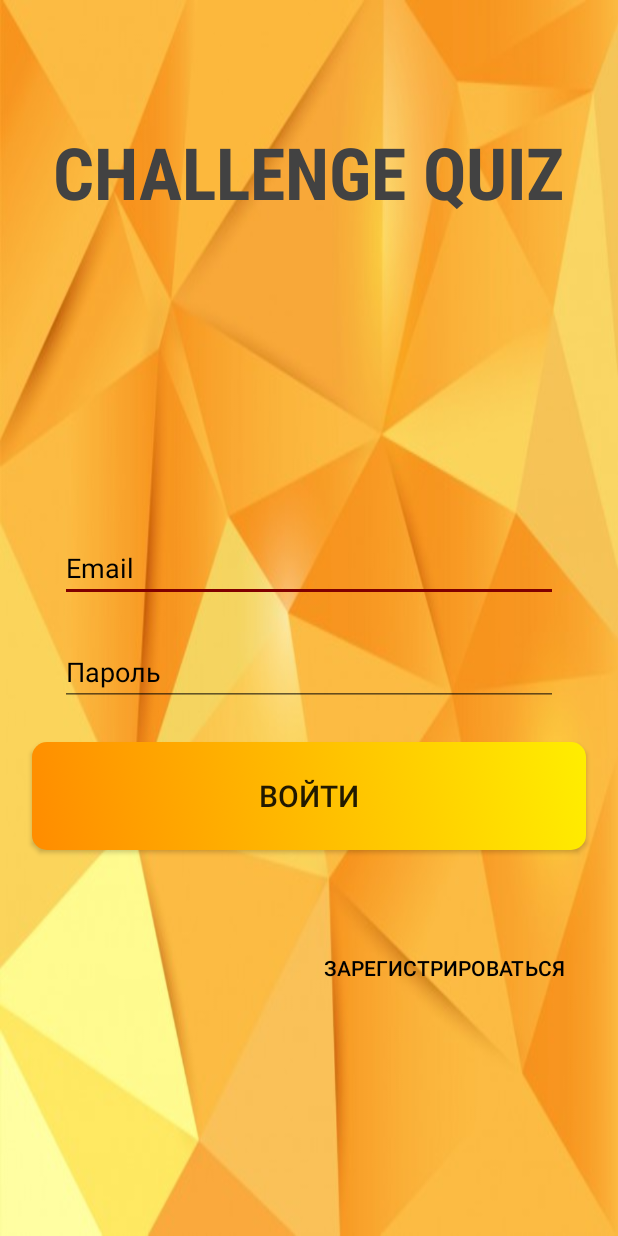
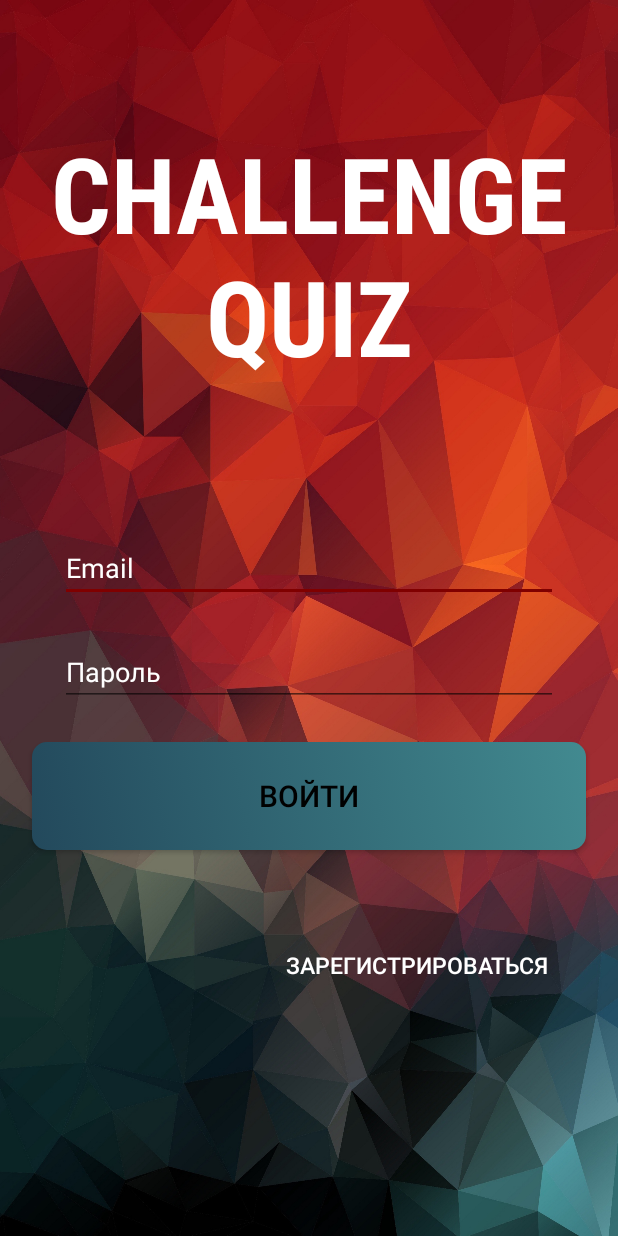
Before and after one commit to Andrey017/Chellenge_Quiz, an Android app: the screen it shows after launch (LoginActivity), on a phone screen of 412 x 824 dp. Run offline under Robolectric (Android 15) with nearby library versions, the phone set to English and light mode, and no system bars.

Commit message:
Add single frontend

```diff
--- a/app/src/main/res/drawable/roundedbutton_1.xml
+++ b/app/src/main/res/drawable/roundedbutton_1.xml
@@ -3,7 +3,7 @@
     xmlns:android="http://schemas.android.com/apk/res/android">
     <item>
         <shape>
-            <gradient android:type="linear" android:endColor="#ffee00" android:startColor="#FF8C00" android:angle="45.0" />
+            <gradient android:type="linear" android:endColor="#428A90"  android:startColor="#23495C" android:angle="45.0" />
             <corners android:radius="10.0dip" />
         </shape>
     </item>
--- a/app/src/main/res/drawable/roundedbutton_2.xml
+++ b/app/src/main/res/drawable/roundedbutton_2.xml
@@ -3,7 +3,7 @@
     xmlns:android="http://schemas.android.com/apk/res/android">
     <item>
         <shape>
-            <gradient android:type="linear" android:endColor="#EE82EE" android:startColor="#9932CC" android:angle="45.0" />
+            <gradient android:type="linear" android:endColor="#AF3523" android:startColor="#AF3523" />
             <corners android:radius="10.0dip" />
         </shape>
     </item>
--- a/app/src/main/res/layout/activity_login.xml
+++ b/app/src/main/res/layout/activity_login.xml
@@ -9,7 +9,7 @@
     android:paddingTop="@dimen/activity_vertical_margin"
     android:paddingRight="@dimen/activity_horizontal_margin"
     android:paddingBottom="@dimen/activity_vertical_margin"
-    android:background="@drawable/back_6"
+    android:background="@drawable/back_8"
     tools:context=".LoginActivity">
 
     <Button
@@ -21,6 +21,7 @@
         android:layout_marginEnd="8dp"
         android:background="@drawable/roundedbutton_1"
         android:text="@string/action_sign_in_short"
+        android:textColor="#000000"
         android:textSize="20sp"
         app:layout_constraintEnd_toEndOf="parent"
         app:layout_constraintStart_toStartOf="parent"
@@ -39,8 +40,10 @@
         android:hint="@string/prompt_email"
         android:inputType="textEmailAddress"
         android:selectAllOnFocus="true"
-        android:textColor="#000000"
-        android:textColorHint="#000000"
+        android:textColor="#ffffff"
+        android:textColorHighlight="#FFFFFF"
+        android:textColorHint="#ffffff"
+        android:textColorLink="#ffffff"
         app:layout_constraintEnd_toEndOf="parent"
         app:layout_constraintStart_toStartOf="parent"
         app:layout_constraintTop_toTopOf="parent" />
@@ -58,8 +61,10 @@
         android:imeOptions="actionDone"
         android:inputType="textPassword"
         android:selectAllOnFocus="true"
-        android:textColor="#000000"
-        android:textColorHint="#000000"
+        android:textColor="#ffffff"
+        android:textColorHighlight="#ffffff"
+        android:textColorHint="#ffffff"
+        android:textColorLink="#ffffff"
         app:layout_constraintEnd_toEndOf="parent"
         app:layout_constraintStart_toStartOf="parent"
         app:layout_constraintTop_toBottomOf="@+id/username" />
@@ -82,8 +87,8 @@
 
     <TextView
         android:id="@+id/textView"
-        android:layout_width="379dp"
-        android:layout_height="66dp"
+        android:layout_width="375dp"
+        android:layout_height="174dp"
         android:layout_marginStart="2dp"
         android:layout_marginTop="66dp"
         android:layout_marginEnd="2dp"
@@ -91,8 +96,8 @@
         android:fontFamily="sans-serif-condensed-medium"
         android:text="CHALLENGE QUIZ"
         android:textAlignment="center"
-        android:textColor="@color/cardview_dark_background"
-        android:textSize="48sp"
+        android:textColor="#ffffff"
+        android:textSize="70sp"
         android:textStyle="bold"
         app:layout_constraintBottom_toTopOf="@+id/username"
         app:layout_constraintEnd_toEndOf="parent"
@@ -103,15 +108,16 @@
 
     <Button
         android:id="@+id/button_reg"
-        android:layout_width="wrap_content"
-        android:layout_height="wrap_content"
+        android:layout_width="201dp"
+        android:layout_height="43dp"
         android:layout_marginStart="8dp"
         android:layout_marginTop="24dp"
         android:layout_marginEnd="8dp"
         android:layout_marginBottom="32dp"
         android:background="@android:color/transparent"
         android:text="Зарегистрироваться"
-        android:textColor="#000000"
+        android:textColor="#ffffff"
+        android:textSize="15sp"
         app:layout_constraintBottom_toBottomOf="parent"
         app:layout_constraintEnd_toEndOf="parent"
         app:layout_constraintHorizontal_bias="0.943"
--- a/app/src/main/res/layout/activity_main.xml
+++ b/app/src/main/res/layout/activity_main.xml
@@ -9,7 +9,7 @@
     android:paddingTop="@dimen/activity_vertical_margin"
     android:paddingRight="@dimen/activity_horizontal_margin"
     android:paddingBottom="@dimen/activity_vertical_margin"
-    android:background="@drawable/back_11"
+    android:background="@drawable/back_8"
     tools:context=".LoginActivity">
 
     <ImageView
--- a/app/src/main/res/layout/activity_reg.xml
+++ b/app/src/main/res/layout/activity_reg.xml
@@ -9,7 +9,7 @@
     android:paddingTop="@dimen/activity_vertical_margin"
     android:paddingRight="@dimen/activity_horizontal_margin"
     android:paddingBottom="@dimen/activity_vertical_margin"
-    android:background="@drawable/back_9"
+    android:background="@drawable/back_8"
     tools:context=".LoginActivity">
 
     <Button
```
